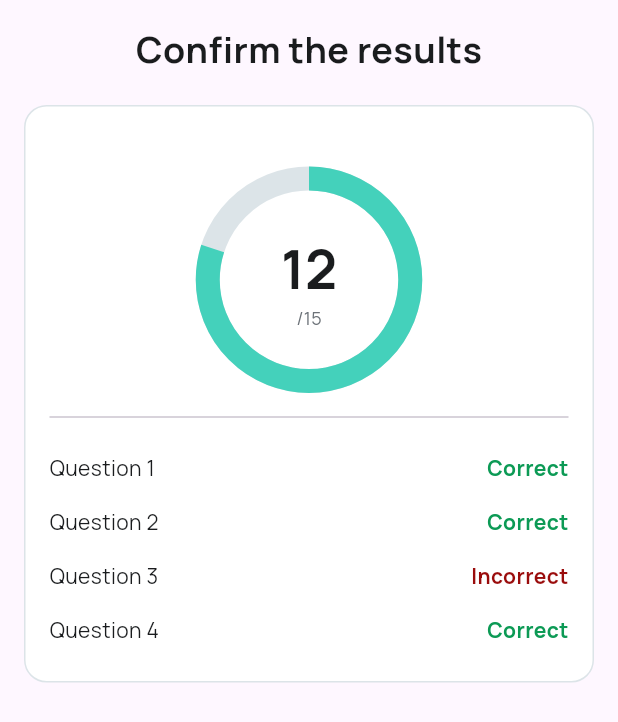
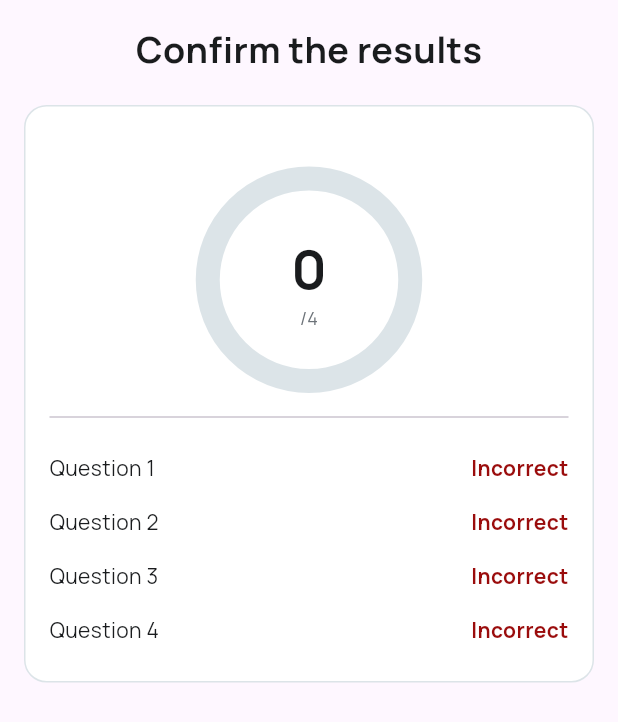
Before and after one commit to skisandesh/MeasureAp, a Flutter app: the ConfirmResults widget shown alone on an empty page, opened directly, on a phone screen of 412 x 824 dp. Shown: the top 722 px of the screen. Run offline on Flutter 3.47's test engine with Material 3 defaults, Android fonts, the phone set to English and light mode, and no system bars; our stand-ins replace flutter_bloc, flutter_svg, google_fonts.

Commit message:
added answer check logic in assessment questions

```diff
--- a/lib/presentation/screens/assessment_screen/assessment_screen.dart
+++ b/lib/presentation/screens/assessment_screen/assessment_screen.dart
@@ -59,7 +59,7 @@ class AssessmentScreen extends StatelessWidget {
                 const SizedBox(
                   height: 32,
                 ),
-                if (state.showResult) ConfirmResults(),
+                if (state.showResult) const ConfirmResults(),
                 if (question is CorrectIncorrectQuestionModel &&
                     !state.showResult)
                   CorrectIncorrectQuestion(
--- a/lib/presentation/screens/assessment_screen/cubit/assessment_cubit.dart
+++ b/lib/presentation/screens/assessment_screen/cubit/assessment_cubit.dart
@@ -5,11 +5,12 @@ part 'assessment_state.dart';
 
 class AssessmentCubit extends Cubit<AssessmentState> {
   AssessmentCubit(List<Question> questions)
-      : super(AssessmentState(questions: questions));
+      : super(AssessmentState(questions: questions, answers: List.filled(questions.length, false)));
 
   void answerQuestion(dynamic answer) {
     final currentIndex = state.currentIndex;
-    final answers = List.from(state.answers)..[currentIndex] = answer;
+    List<bool> answers = [...state.answers];
+    answers[currentIndex] = answer;
     emit(state.copyWith(answers: answers));
   }
 
--- a/lib/presentation/screens/assessment_screen/cubit/assessment_state.dart
+++ b/lib/presentation/screens/assessment_screen/cubit/assessment_state.dart
@@ -2,7 +2,7 @@ part of 'assessment_cubit.dart';
 
 class AssessmentState {
   final List<Question> questions;
-  final List<dynamic> answers;
+  final List<bool> answers;
   final int currentIndex;
   final bool showResult;
 
@@ -15,7 +15,7 @@ class AssessmentState {
 
   AssessmentState copyWith({
     List<Question>? questions,
-    List<dynamic>? answers,
+    List<bool>? answers,
     int? currentIndex,
     bool? showResult
   }) {
--- a/lib/presentation/screens/assessment_screen/widgets/confirm_result.dart
+++ b/lib/presentation/screens/assessment_screen/widgets/confirm_result.dart
@@ -1,10 +1,10 @@
 import 'package:flutter/material.dart';
+import 'package:flutter_bloc/flutter_bloc.dart';
 import 'package:measure_ap/constants/export_constants.dart';
+import 'package:measure_ap/presentation/screens/assessment_screen/cubit/assessment_cubit.dart';
 
 class ConfirmResults extends StatelessWidget {
-  ConfirmResults({super.key});
-
-  final List result = [true, true, false, true];
+  const ConfirmResults({super.key});
 
   @override
   Widget build(BuildContext context) {
@@ -34,7 +34,11 @@ class ConfirmResults extends StatelessWidget {
                 const SizedBox(
                   height: 8,
                 ),
-                ...result.asMap().entries.map((entry) {
+                BlocBuilder<AssessmentCubit, AssessmentState>(
+                  builder: (context, state) {
+                    return Column(
+                      children:
+                          state.answers.asMap().entries.map<Widget>((entry) {
                         int index = entry.key;
                         bool isCorrect = entry.value;
                         return Padding(
@@ -46,12 +50,17 @@ class ConfirmResults extends StatelessWidget {
                                 'Question ${index + 1}',
                                 style: mediumTypeBlack14,
                               ),
-                        Text(isCorrect ? 'Correct' : 'Incorrect',
-                            style: isCorrect ? body14Green : body14Brown),
+                              Text(
+                                isCorrect ? 'Correct' : 'Incorrect',
+                                style: isCorrect ? body14Green : body14Brown,
+                              ),
                             ],
                           ),
                         );
-                }),
+                      }).toList(),
+                    );
+                  },
+                )
               ],
             ),
           ),
@@ -66,6 +75,12 @@ class CircularProgressWidget extends StatelessWidget {
 
   @override
   Widget build(BuildContext context) {
+    return BlocBuilder<AssessmentCubit, AssessmentState>(
+      builder: (context, state) {
+        final totalQuestion = state.questions.length;
+        final totalCorrect =
+            state.answers.where((answer) => answer == true).length;
+
         return Stack(
           alignment: Alignment.center,
           children: [
@@ -80,25 +95,28 @@ class CircularProgressWidget extends StatelessWidget {
                 ),
               ),
             ),
-        const SizedBox(
+            SizedBox(
               width: 135,
               height: 135,
               child: CircularProgressIndicator(
-            value: 0.8,
+                value: totalCorrect / totalQuestion,
                 strokeWidth: 16,
                 backgroundColor: greyBorderColor,
-            valueColor: AlwaysStoppedAnimation<Color>(circularProgressColor),
+                valueColor:
+                    const AlwaysStoppedAnimation<Color>(circularProgressColor),
               ),
             ),
             Center(
               child: Column(
                 children: [
-              Text("12", style: largeType36),
-              Text("/15", style: smallType12),
+                  Text("$totalCorrect", style: largeType36),
+                  Text("/$totalQuestion", style: smallType12),
                 ],
               ),
             ),
           ],
         );
+      },
+    );
   }
 }
--- a/lib/presentation/screens/assessment_screen/widgets/correct_incorrect_question.dart
+++ b/lib/presentation/screens/assessment_screen/widgets/correct_incorrect_question.dart
@@ -6,7 +6,8 @@ class CorrectIncorrectQuestion extends StatefulWidget {
   final CorrectIncorrectQuestionModel question;
   final ValueChanged<bool> onAnswer;
 
-  const CorrectIncorrectQuestion({super.key,
+  const CorrectIncorrectQuestion({
+    super.key,
     required this.question,
     required this.onAnswer,
   });
@@ -46,6 +47,8 @@ class _CorrectIncorrectQuestionState extends State<CorrectIncorrectQuestion> {
               final isSelected = selectedIndex == index;
               return GestureDetector(
                 onTap: () {
+
+                  widget.onAnswer(widget.question.correctIndex == index);
                   setState(() {
                     selectedIndex = index;
                   });
--- a/lib/presentation/screens/assessment_screen/widgets/identification_question.dart
+++ b/lib/presentation/screens/assessment_screen/widgets/identification_question.dart
@@ -6,7 +6,7 @@ import 'package:measure_ap/presentation/widgets/cutom_image.dart';
 
 class IdentificationQuestion extends StatefulWidget {
   final IdentificationQuestionModel question;
-  final ValueChanged<List<bool>> onAnswer;
+  final ValueChanged<bool> onAnswer;
 
   const IdentificationQuestion({super.key,
     required this.question,
@@ -110,7 +110,7 @@ class _IdentificationQuestionState extends State<IdentificationQuestion> {
                       setState(() {
                         _switchValues[index] = value;
                       });
-                      // widget.onAnswer(_switchValues);
+                      widget.onAnswer(_switchValues[widget.question.correctIndex]);
                     },
                   ),
                 ],
--- a/lib/routes/app_routes.dart
+++ b/lib/routes/app_routes.dart
@@ -3,6 +3,7 @@ import 'package:flutter/material.dart';
 import 'package:measure_ap/presentation/screens/assessment_screen/assessment_screen.dart';
 import 'package:measure_ap/presentation/screens/home_container/home_container.dart';
 import 'package:measure_ap/presentation/screens/home_screen/home_screen.dart';
+import 'package:measure_ap/presentation/screens/loading_screen/loading_screen.dart';
 import 'package:measure_ap/presentation/screens/new_assessment_screen/new_assessment_screen.dart';
 
 class AppRoutes {
@@ -10,6 +11,7 @@ class AppRoutes {
   static const String homeScreen = '/home_screen';
   static const String newAssessmentScreen = '/new_assessment';
   static const String assessmentScreen = '/assessment';
+  static const String loadingScreen = '/loading';
 
 
   static Map<String, WidgetBuilder> get routes => {
@@ -17,6 +19,7 @@ class AppRoutes {
         homeScreen: HomeScreen.builder,
         newAssessmentScreen: NewAssessmentScreen.builder,
         assessmentScreen: AssessmentScreen.builder,
+        loadingScreen: LoadingScreen.builder,
 
       };
 }
```
Also changed, not shown: lib/presentation/screens/assessment_screen/widgets/multiple_choice_question.dart (+11 -14 lines), lib/presentation/screens/loading_screen/loading_screen.dart (added, +50 -0 lines), lib/presentation/screens/new_assessment_screen/new_assessment_screen.dart (+5 -3 lines). Lines whose indentation alone changed are shown as unchanged.
